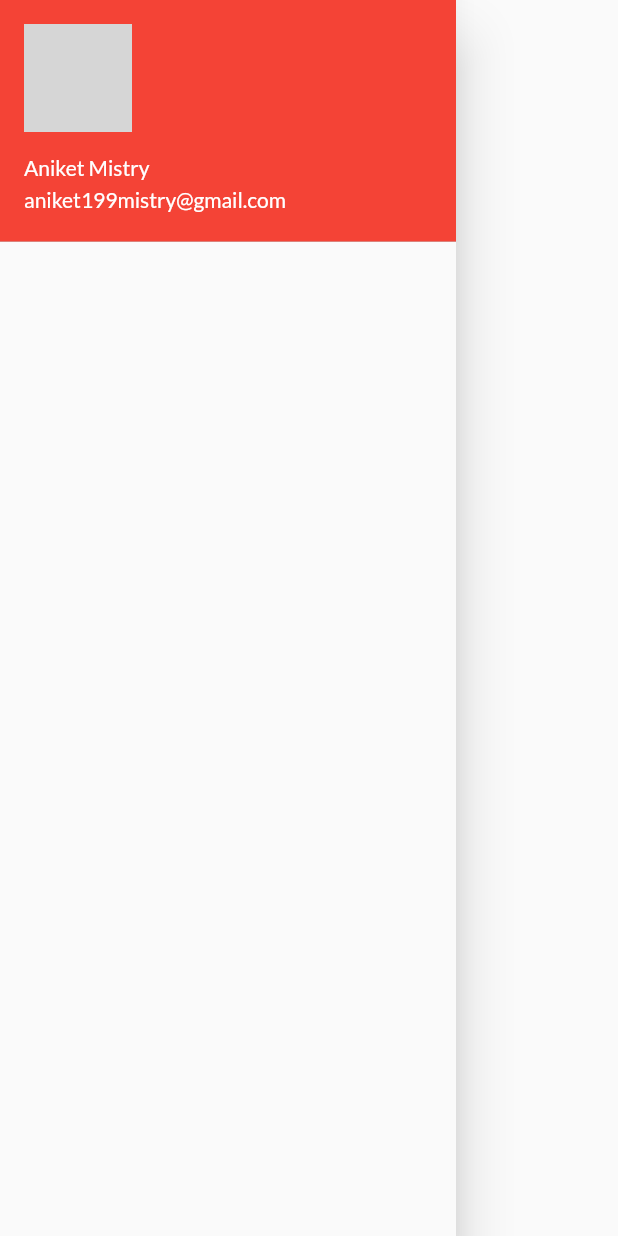
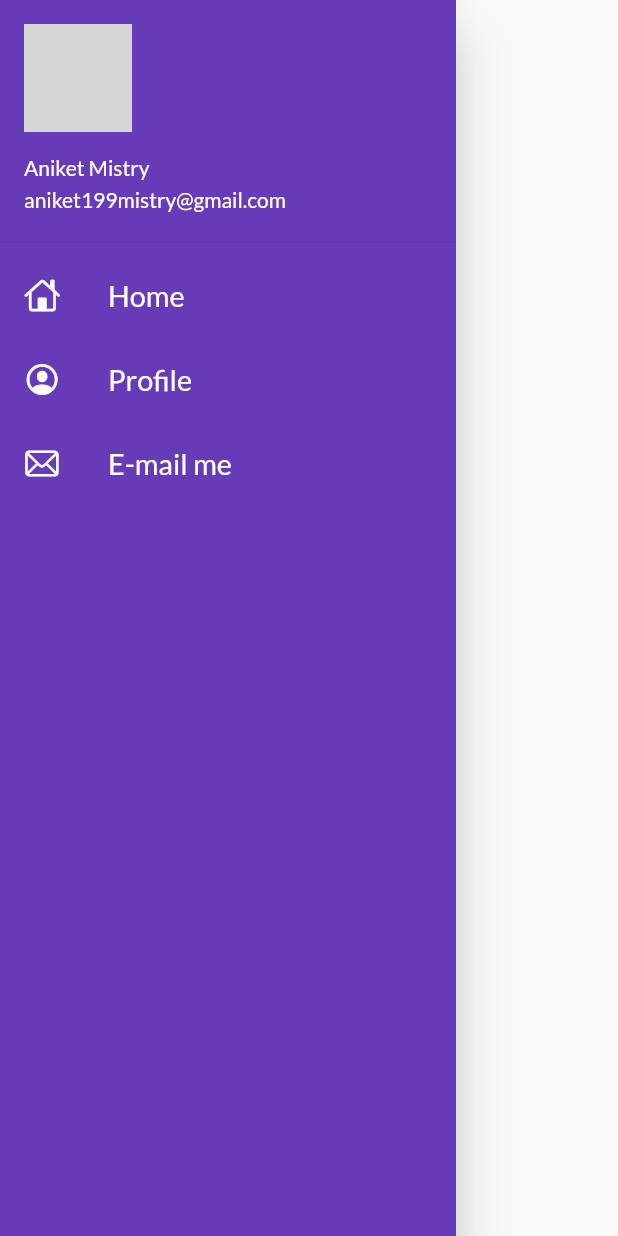
Before and after one commit to Aniket0162/30DaysOfFlutter, a Flutter app: the MyDrawer widget shown alone on an empty page, opened directly, on a phone screen of 412 x 824 dp. Run offline on Flutter 3.47's test engine with Material 2 defaults, Android fonts, the light colour scheme and no system bars; our stand-ins replace google_fonts; network calls fail; grey boxes are pictures that could not be loaded.

Commit message:
day9 completed

```diff
--- a/lib/widgets/drawer.dart
+++ b/lib/widgets/drawer.dart
@@ -1,5 +1,4 @@
-import 'dart:html';
-
+import 'package:flutter/cupertino.dart';
 import 'package:flutter/material.dart';
 
 class MyDrawer extends StatelessWidget {
@@ -9,13 +8,16 @@ class MyDrawer extends StatelessWidget {
         "https://pbs.twimg.com/profile_images/1553712988280000513/cI2VKVUb_400x400.jpg";
     // final imageUrl = "Zoro.jpg";
     return Drawer(
+      child: Container(
+        color: Colors.deepPurple,
         child: ListView(
+          padding: EdgeInsets.zero,
           children: [
             DrawerHeader(
               padding: EdgeInsets.zero,
               child: UserAccountsDrawerHeader(
                 margin: EdgeInsets.zero,
-              decoration: BoxDecoration(color: Colors.red),
+                decoration: BoxDecoration(color: Colors.deepPurple),
                 accountName: Text("Aniket Mistry"),
                 accountEmail: Text("aniket199mistry@gmail.com"),
                 currentAccountPicture: CircleAvatar(
@@ -25,8 +27,40 @@ class MyDrawer extends StatelessWidget {
                 // if you want too use downloaded image then use this
                 // currentAccountPicture: Image.asset("assets/images/Zoro.jpg"),
               ),
-          )
+            ),
+            ListTile(
+              leading: Icon(CupertinoIcons.home, color: Colors.white),
+              title: Text(
+                "Home",
+                textScaleFactor: 1.2,
+                style: TextStyle(
+                  color: Colors.white,
+                ),
+              ),
+            ),
+            ListTile(
+              leading:
+                  Icon(CupertinoIcons.profile_circled, color: Colors.white),
+              title: Text(
+                "Profile",
+                textScaleFactor: 1.2,
+                style: TextStyle(
+                  color: Colors.white,
+                ),
+              ),
+            ),
+            ListTile(
+              leading: Icon(CupertinoIcons.mail, color: Colors.white),
+              title: Text(
+                "E-mail me",
+                textScaleFactor: 1.2,
+                style: TextStyle(
+                  color: Colors.white,
+                ),
+              ),
+            ),
           ],
+        ),
       ),
     );
   }
```
Lines whose indentation alone changed are shown as unchanged.
